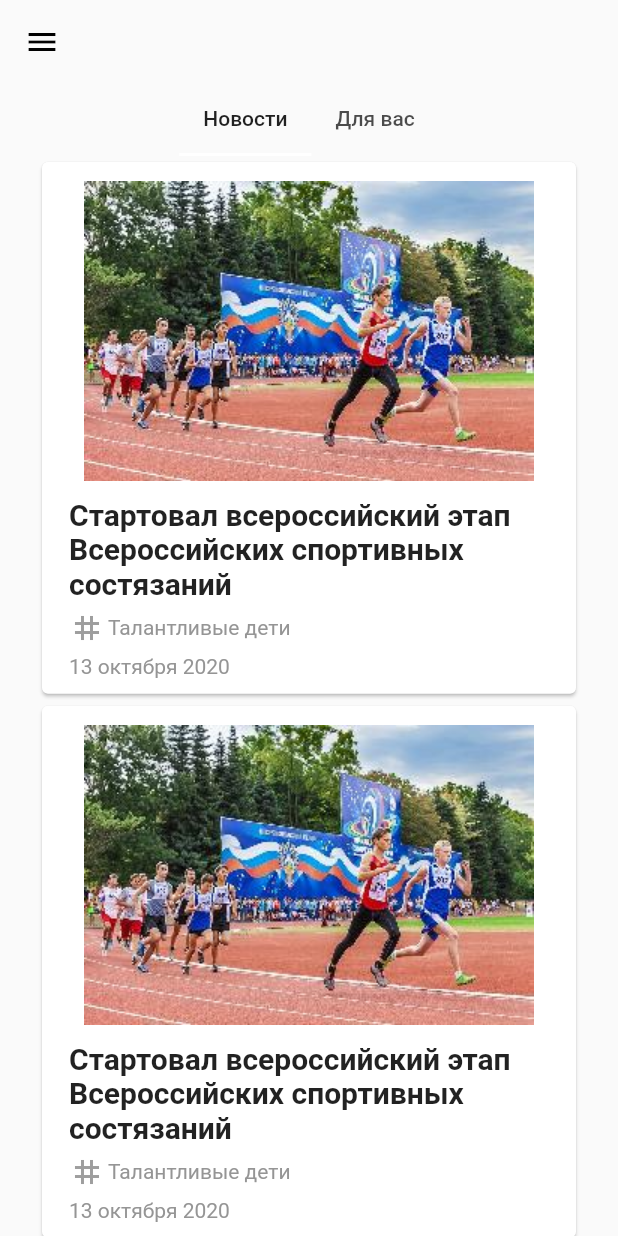
After one commit to lenston19/DEJA_VU-hackathon, a Flutter app: the screen it shows after launch, after a tap on "Забыли пароль?", after a tap on "ВОЙТИ", on a phone screen of 412 x 824 dp. The commit adds this screen. Run offline on Flutter 3.47's test engine with Material 2 defaults, Android fonts, the phone set to English and light mode, and no system bars.

Commit message:
NewsPage is up to go!

```diff
--- a/lib/login.dart
+++ b/lib/login.dart
@@ -1,5 +1,6 @@
 import 'package:flutter/material.dart';
 import 'register.dart';
+import 'news.dart';
 import 'colors.dart';
 import 'text_field_widget.dart';
 
@@ -68,7 +69,7 @@ class _LoginPageState extends State<LoginPage> {
                 Navigator.pop(context);
                 Navigator.push(
                   context,
-                  MaterialPageRoute(builder: (context) => LoginPage()),
+                  MaterialPageRoute(builder: (context) => LoginApp()),
                 );
               },
             ),
@@ -89,7 +90,7 @@ class _LoginPageState extends State<LoginPage> {
                   Navigator.pop(context);
                   Navigator.push(
                     context,
-                    MaterialPageRoute(builder: (context) => LoginPage()),
+                    MaterialPageRoute(builder: (context) => NewsApp()),
                   );
                 },
               ),
@@ -123,7 +124,7 @@ class _LoginPageState extends State<LoginPage> {
                     Navigator.pop(context);
                     Navigator.push(
                       context,
-                      MaterialPageRoute(builder: (context) => RegisterPage()),
+                      MaterialPageRoute(builder: (context) => RegisterApp()),
                     );
                   },
                 ),
@@ -135,3 +136,17 @@ class _LoginPageState extends State<LoginPage> {
     );
   }
 }
+
+class LoginApp extends StatelessWidget {
+  @override
+  Widget build(BuildContext context) {
+    return MaterialApp(
+      title: 'Login',
+      theme: ThemeData(
+        primarySwatch: Colors.grey,
+        visualDensity: VisualDensity.adaptivePlatformDensity,
+      ),
+      home: LoginPage(),
+    );
+  }
+}
--- a/lib/main.dart
+++ b/lib/main.dart
@@ -3,19 +3,5 @@ import 'login.dart';
 import 'register.dart';
 
 void main() => runApp(
-    MyApp()
+    LoginApp()
 );
-
-class MyApp extends StatelessWidget {
-  @override
-  Widget build(BuildContext context) {
-    return MaterialApp(
-      title: 'Talant',
-      theme: ThemeData(
-        primarySwatch: Colors.grey,
-        visualDensity: VisualDensity.adaptivePlatformDensity,
-      ),
-      home: LoginPage(),
-    );
-  }
-}
--- /dev/null
+++ b/lib/news.dart
@@ -0,0 +1,128 @@
+import 'package:flutter/material.dart';
+import 'colors.dart';
+
+class NewsPage extends StatefulWidget {
+  @override
+  _NewsPagePageState createState() => _NewsPagePageState();
+}
+
+class _NewsPagePageState extends State<NewsPage> {
+  List<Card> _buildListCards(int count) {
+    List<Card> cards = List.generate(
+      count,
+      (int index) => Card(
+        clipBehavior: Clip.antiAlias,
+        child: Column(
+          crossAxisAlignment: CrossAxisAlignment.start,
+          children: <Widget>[
+            SizedBox(height: 4.0),
+            AspectRatio(
+              aspectRatio: 18.0 / 11.0,
+              child: Image.asset('assets/news_example.jpg'),
+            ),
+            Padding(
+              padding: EdgeInsets.fromLTRB(18.0, 2.0, 18.0, 10.0),
+              child: Column(
+                crossAxisAlignment: CrossAxisAlignment.start,
+                children: <Widget>[
+                  Text(
+                    'Стартовал всероссийский этап Всероссийских спортивных состязаний',
+                    style: TextStyle(
+                      fontSize: 20.0,
+                      fontWeight: FontWeight.w700,
+                    ),
+                  ),
+                  SizedBox(height: 6.0),
+                  Row(
+                    children: <Widget>[
+                      Icon(
+                        Icons.tag,
+                        color: Colors.grey,
+                      ),
+                      SizedBox(width: 2.0),
+                      Text(
+                        'Талантливые дети',
+                        style: TextStyle(color: cTextGrey),
+                      ),
+                    ],
+                  ),
+                  SizedBox(height: 6.0),
+                  Text(
+                    '13 октября 2020',
+                    style: TextStyle(color: cTextGrey),
+                  ),
+                ],
+              ),
+            )
+          ],
+        ),
+      ),
+    );
+    return cards;
+  }
+
+  @override
+  Widget build(BuildContext context) {
+    return Scaffold(
+      appBar: AppBar(
+        backgroundColor: Colors.transparent,
+        shadowColor: Colors.transparent,
+        automaticallyImplyLeading: false,
+        leading: IconButton(
+          icon: Icon(
+            Icons.menu,
+            color: Colors.black,
+          ),
+          onPressed: () {
+            Navigator.pop(context);
+            Navigator.push(
+              context,
+              MaterialPageRoute(builder: (context) => NewsApp()),
+            );
+          },
+        ),
+        bottom: TabBar(
+          indicatorColor: Colors.white,
+          isScrollable: true,
+          tabs: <Widget>[
+            Tab(text: 'Новости'),
+            Tab(text: 'Для вас'),
+          ],
+        ),
+      ),
+      body: TabBarView(
+        children: <Widget>[
+          SafeArea(
+            child: ListView(
+              padding: EdgeInsets.symmetric(horizontal: 24.0),
+              children: _buildListCards(3),
+            ),
+          ),
+          SafeArea(
+            child: ListView(
+              padding: EdgeInsets.symmetric(horizontal: 24.0),
+              children: _buildListCards(1),
+            ),
+          ),
+        ],
+      )
+    );
+  }
+}
+
+class NewsApp extends StatelessWidget {
+  @override
+  Widget build(BuildContext context) {
+    return MaterialApp(
+      title: 'News',
+      theme: ThemeData(
+        primarySwatch: Colors.grey,
+        visualDensity: VisualDensity.adaptivePlatformDensity,
+      ),
+      home: DefaultTabController(
+        length: 2,
+        child: NewsPage(),
+      ),
+    );
+  }
+}
--- a/lib/register.dart
+++ b/lib/register.dart
@@ -29,7 +29,7 @@ class _RegisterPageState extends State<RegisterPage> {
             Navigator.pop(context);
             Navigator.push(
               context,
-              MaterialPageRoute(builder: (context) => LoginPage()),
+              MaterialPageRoute(builder: (context) => LoginApp()),
             );
           },
         ),
@@ -101,7 +101,7 @@ class _RegisterPageState extends State<RegisterPage> {
                   Navigator.pop(context);
                   Navigator.push(
                     context,
-                    MaterialPageRoute(builder: (context) => LoginPage()),
+                    MaterialPageRoute(builder: (context) => LoginApp()),
                   );
                 },
               ),
@@ -132,7 +132,7 @@ class _RegisterPageState extends State<RegisterPage> {
                     Navigator.pop(context);
                     Navigator.push(
                       context,
-                      MaterialPageRoute(builder: (context) => RegisterPage()),
+                      MaterialPageRoute(builder: (context) => RegisterApp()),
                     );
                   },
                 ),
@@ -167,7 +167,7 @@ class _RegisterPageState extends State<RegisterPage> {
                     Navigator.pop(context);
                     Navigator.push(
                       context,
-                      MaterialPageRoute(builder: (context) => LoginPage()),
+                      MaterialPageRoute(builder: (context) => LoginApp()),
                     );
                   },
                 ),
@@ -179,3 +179,17 @@ class _RegisterPageState extends State<RegisterPage> {
     );
   }
 }
+
+class RegisterApp extends StatelessWidget {
+  @override
+  Widget build(BuildContext context) {
+    return MaterialApp(
+      title: 'Register',
+      theme: ThemeData(
+        primarySwatch: Colors.grey,
+        visualDensity: VisualDensity.adaptivePlatformDensity,
+      ),
+      home: RegisterPage(),
+    );
+  }
+}
--- a/pubspec.yaml
+++ b/pubspec.yaml
@@ -46,6 +46,7 @@ flutter:
 
   assets:
     - assets/main_logo.png
+    - assets/news_example.jpg
 
   # To add assets to your application, add an assets section, like this:
   # assets:
```
Also changed, not shown: assets/news_example.jpg (added).
